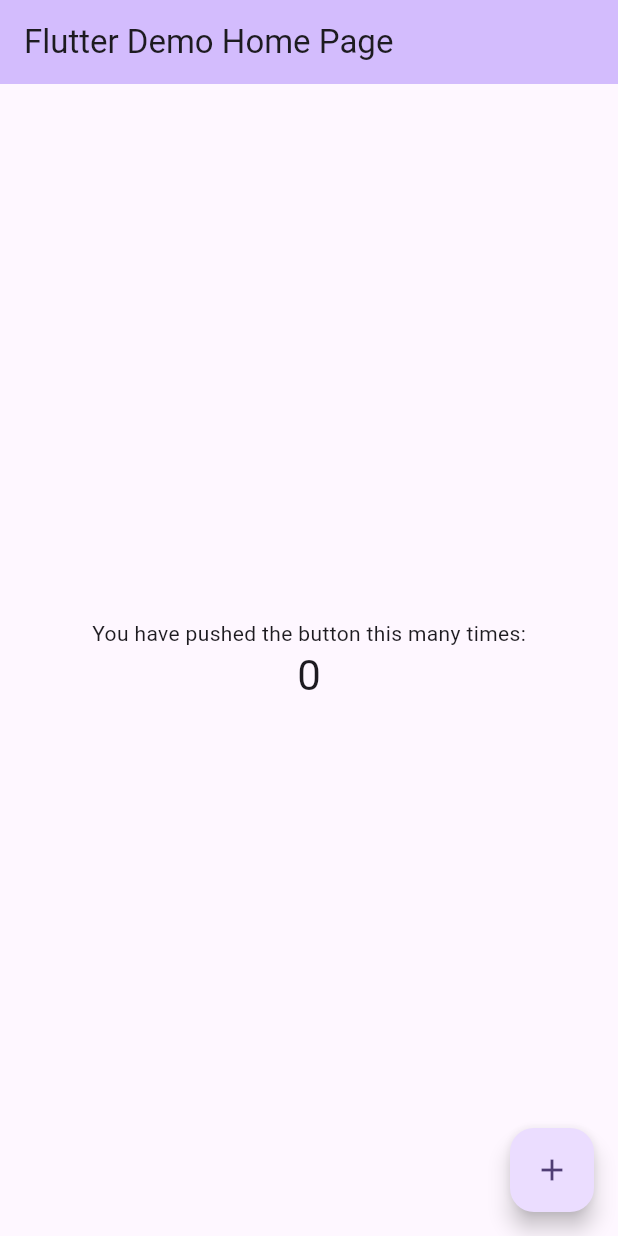
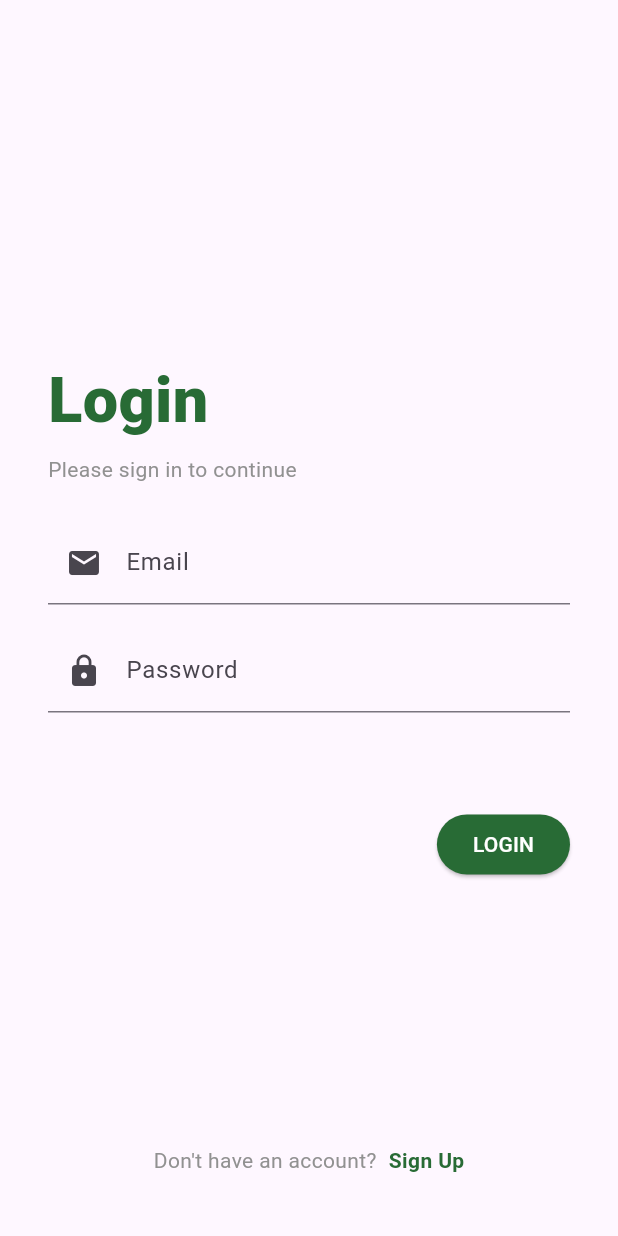
Before and after one commit to Akusuma05/Sistem-Presensi-App, a Flutter app: the screen it shows after launch, on a phone screen of 412 x 824 dp. Run offline on Flutter 3.47's test engine with Material 3 defaults, Android fonts, the phone set to English and light mode, and no system bars.

Commit message:
Login and Register Page Added

```diff
--- a/lib/main.dart
+++ b/lib/main.dart
@@ -1,4 +1,5 @@
 import 'package:flutter/material.dart';
+import 'package:sistem_presensi_app/view/pages/Pages.dart';
 
 void main() {
   runApp(const MyApp());
@@ -13,113 +14,14 @@
     return MaterialApp(
       title: 'Flutter Demo',
       theme: ThemeData(
-        // This is the theme of your application.
-        //
-        // TRY THIS: Try running your application with "flutter run". You'll see
-        // the application has a purple toolbar. Then, without quitting the app,
-        // try changing the seedColor in the colorScheme below to Colors.green
-        // and then invoke "hot reload" (save your changes or press the "hot
-        // reload" button in a Flutter-supported IDE, or press "r" if you used
-        // the command line to start the app).
-        //
-        // Notice that the counter didn't reset back to zero; the application
-        // state is not lost during the reload. To reset the state, use hot
-        // restart instead.
-        //
-        // This works for code too, not just values: Most code changes can be
-        // tested with just a hot reload.
         colorScheme: ColorScheme.fromSeed(seedColor: Colors.deepPurple),
         useMaterial3: true,
       ),
-      home: const MyHomePage(title: 'Flutter Demo Home Page'),
+      home: Login(),
+      routes: {
+        Login.routeName: (context) => const Login(),
+        Register.routeName: (context) => const Register(),
+      },
     );
   }
 }
-
-class MyHomePage extends StatefulWidget {
-  const MyHomePage({super.key, required this.title});
-
-  // This widget is the home page of your application. It is stateful, meaning
-  // that it has a State object (defined below) that contains fields that affect
-  // how it looks.
-
-  // This class is the configuration for the state. It holds the values (in this
-  // case the title) provided by the parent (in this case the App widget) and
-  // used by the build method of the State. Fields in a Widget subclass are
-  // always marked "final".
-
-  final String title;
-
-  @override
-  State<MyHomePage> createState() => _MyHomePageState();
-}
-
-class _MyHomePageState extends State<MyHomePage> {
-  int _counter = 0;
-
-  void _incrementCounter() {
-    setState(() {
-      // This call to setState tells the Flutter framework that something has
-      // changed in this State, which causes it to rerun the build method below
-      // so that the display can reflect the updated values. If we changed
-      // _counter without calling setState(), then the build method would not be
-      // called again, and so nothing would appear to happen.
-      _counter++;
-    });
-  }
-
-  @override
-  Widget build(BuildContext context) {
-    // This method is rerun every time setState is called, for instance as done
-    // by the _incrementCounter method above.
-    //
-    // The Flutter framework has been optimized to make rerunning build methods
-    // fast, so that you can just rebuild anything that needs updating rather
-    // than having to individually change instances of widgets.
-    return Scaffold(
-      appBar: AppBar(
-        // TRY THIS: Try changing the color here to a specific color (to
-        // Colors.amber, perhaps?) and trigger a hot reload to see the AppBar
-        // change color while the other colors stay the same.
-        backgroundColor: Theme.of(context).colorScheme.inversePrimary,
-        // Here we take the value from the MyHomePage object that was created by
-        // the App.build method, and use it to set our appbar title.
-        title: Text(widget.title),
-      ),
-      body: Center(
-        // Center is a layout widget. It takes a single child and positions it
-        // in the middle of the parent.
-        child: Column(
-          // Column is also a layout widget. It takes a list of children and
-          // arranges them vertically. By default, it sizes itself to fit its
-          // children horizontally, and tries to be as tall as its parent.
-          //
-          // Column has various properties to control how it sizes itself and
-          // how it positions its children. Here we use mainAxisAlignment to
-          // center the children vertically; the main axis here is the vertical
-          // axis because Columns are vertical (the cross axis would be
-          // horizontal).
-          //
-          // TRY THIS: Invoke "debug painting" (choose the "Toggle Debug Paint"
-          // action in the IDE, or press "p" in the console), to see the
-          // wireframe for each widget.
-          mainAxisAlignment: MainAxisAlignment.center,
-          children: <Widget>[
-            const Text(
-              'You have pushed the button this many times:',
-            ),
-            Text(
-              '$_counter',
-              style: Theme.of(context).textTheme.headlineMedium,
-            ),
-          ],
-        ),
-      ),
-      floatingActionButton: FloatingActionButton(
-        onPressed: _incrementCounter,
-        tooltip: 'Increment',
-        child: const Icon(Icons.add),
-      ), // This trailing comma makes auto-formatting nicer for build methods.
-    );
-  }
-}
--- /dev/null
+++ b/lib/view/pages/Login.dart
@@ -0,0 +1,173 @@
+part of 'Pages.dart';
+
+class Login extends StatefulWidget {
+  const Login({Key? key}) : super(key: key);
+
+  static const String routeName = "/Login";
+
+  @override
+  _LoginState createState() => _LoginState();
+}
+
+class _LoginState extends State<Login> {
+  final _loginKey = GlobalKey<FormState>();
+  final ctrlEmail = TextEditingController();
+  final ctrlPass = TextEditingController();
+
+  @override
+  Widget build(BuildContext context) {
+    return Scaffold(
+        resizeToAvoidBottomInset: false,
+        body: Stack(children: [
+          Container(
+            padding: EdgeInsets.all(32),
+            child: Column(
+              mainAxisAlignment: MainAxisAlignment.center,
+
+              // This is the login text.
+              children: [
+                Container(
+                  width: double.infinity,
+                  child: const Text(
+                    "Login",
+                    style: TextStyle(
+                        color: Color.fromARGB(255, 40, 107, 53),
+                        fontWeight: FontWeight.w900,
+                        fontSize: 42),
+                    textAlign: TextAlign.left,
+                  ),
+                ),
+                SizedBox(
+                  height: 6,
+                ),
+
+                // This is the text under the login text.
+                Container(
+                  width: double.infinity,
+                  child: const Text(
+                    "Please sign in to continue",
+                    style: TextStyle(
+                      color: Color.fromARGB(255, 145, 145, 145),
+                    ),
+                    textAlign: TextAlign.left,
+                  ),
+                ),
+                const SizedBox(
+                  height: 8,
+                ),
+
+                // This is the input form.
+                Form(
+                    // key: _loginKey,
+                    child: Column(
+                  children: [
+                    SizedBox(height: 16),
+                    TextFormField(
+                      keyboardType: TextInputType.name,
+                      decoration: InputDecoration(
+                          labelText: "Email", prefixIcon: Icon(Icons.email)),
+                      controller: ctrlEmail,
+                      autovalidateMode: AutovalidateMode.onUserInteraction,
+                      validator: (value) {
+                        return value.toString().isEmpty
+                            ? 'Please fill in the blank!'
+                            : null;
+                      },
+                    ),
+                    SizedBox(height: 16),
+
+                    // This is the password input.
+                    TextFormField(
+                      obscureText: true,
+                      decoration: InputDecoration(
+                          labelText: "Password", prefixIcon: Icon(Icons.lock)),
+                      controller: ctrlPass,
+                      autovalidateMode: AutovalidateMode.onUserInteraction,
+                      validator: (value) {
+                        return value.toString().isEmpty
+                            ? 'Please fill in the blank!'
+                            : null;
+                      },
+                    ),
+                    SizedBox(height: 64),
+
+                    // This is the login button.
+                    Align(
+                      alignment: Alignment.centerRight,
+                      child: ElevatedButton(
+                        onPressed: () {
+                          if (ctrlPass.text.toString() == "" ||
+                              ctrlEmail.text.toString() == "") {
+                            showDialog(
+                                context: context,
+                                builder: ((((context) {
+                                  return AlertDialog(
+                                    title: Text(
+                                      "There is an Error!",
+                                      textAlign: TextAlign.center,
+                                      style: TextStyle(color: Colors.red),
+                                    ),
+                                    content: Column(
+                                        mainAxisSize: MainAxisSize.min,
+                                        children: [
+                                          Text(
+                                            "Please fill in the blanks!",
+                                            textAlign: TextAlign.center,
+                                            style: TextStyle(
+                                                color: Color.fromARGB(
+                                                    255, 145, 145, 145)),
+                                          ),
+                                        ]),
+                                  );
+                                }))));
+                          } else {
+                            // PostLogin();
+                          }
+                        },
+                        child: const Text(
+                          'LOGIN',
+                          style: TextStyle(color: Colors.white),
+                        ),
+                        style: ElevatedButton.styleFrom(
+                          backgroundColor:
+                              const Color.fromARGB(255, 40, 107, 53),
+                          shape: new RoundedRectangleBorder(
+                            borderRadius: new BorderRadius.circular(50),
+                          ),
+                        ),
+                      ),
+                    )
+                  ],
+                )),
+              ],
+            ),
+          ), // This is the bottom text.
+          Align(
+            alignment: const Alignment(0, 0.9),
+            child: GestureDetector(
+              onTap: () {
+                Navigator.pushNamed(context, Register.routeName);
+              },
+              child: Row(
+                mainAxisAlignment: MainAxisAlignment.center,
+                children: [
+                  const Text(
+                    "Don't have an account?",
+                    style: TextStyle(color: Color.fromARGB(255, 145, 145, 145)),
+                  ),
+                  const SizedBox(
+                    width: 8,
+                  ),
+                  const Text(
+                    "Sign Up",
+                    style: TextStyle(
+                        color: Color.fromARGB(255, 40, 107, 53),
+                        fontWeight: FontWeight.bold),
+                  ),
+                ],
+              ),
+            ),
+          ),
+        ]));
+  }
+}
--- /dev/null
+++ b/lib/view/pages/Pages.dart
@@ -0,0 +1,6 @@
+import 'package:flutter/cupertino.dart';
+import 'package:flutter/material.dart';
+import 'package:flutter/widgets.dart';
+
+part 'Login.dart';
+part 'Register.dart';
```
Also changed, not shown: lib/view/pages/Register.dart (added, +171 -0 lines).
